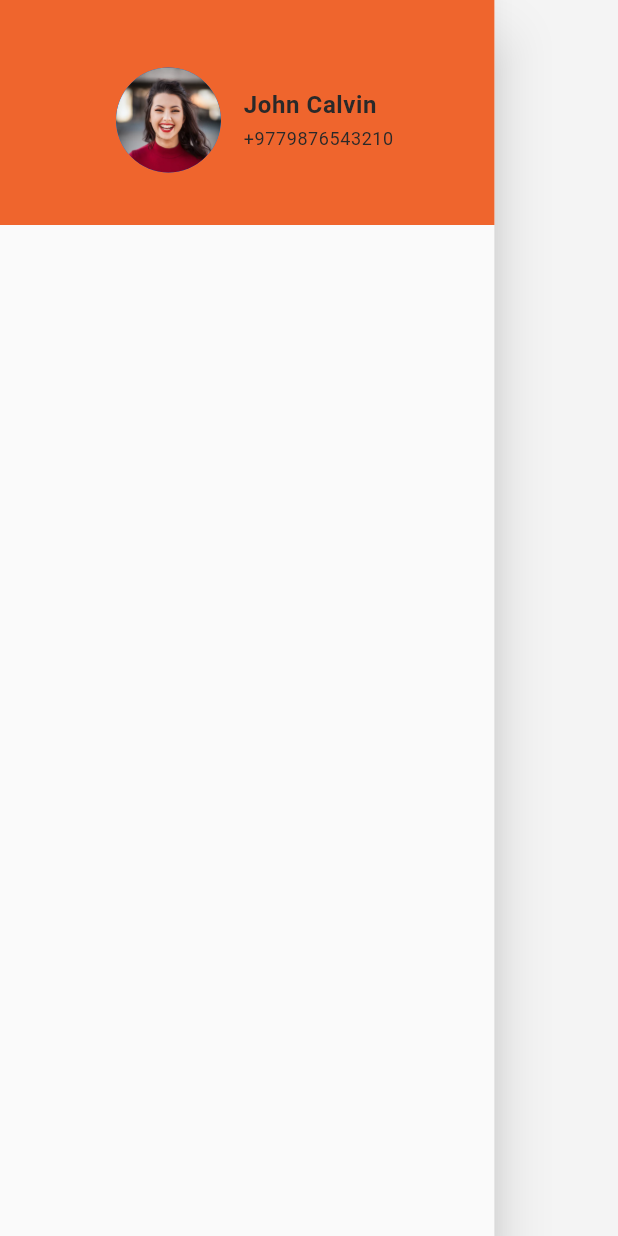
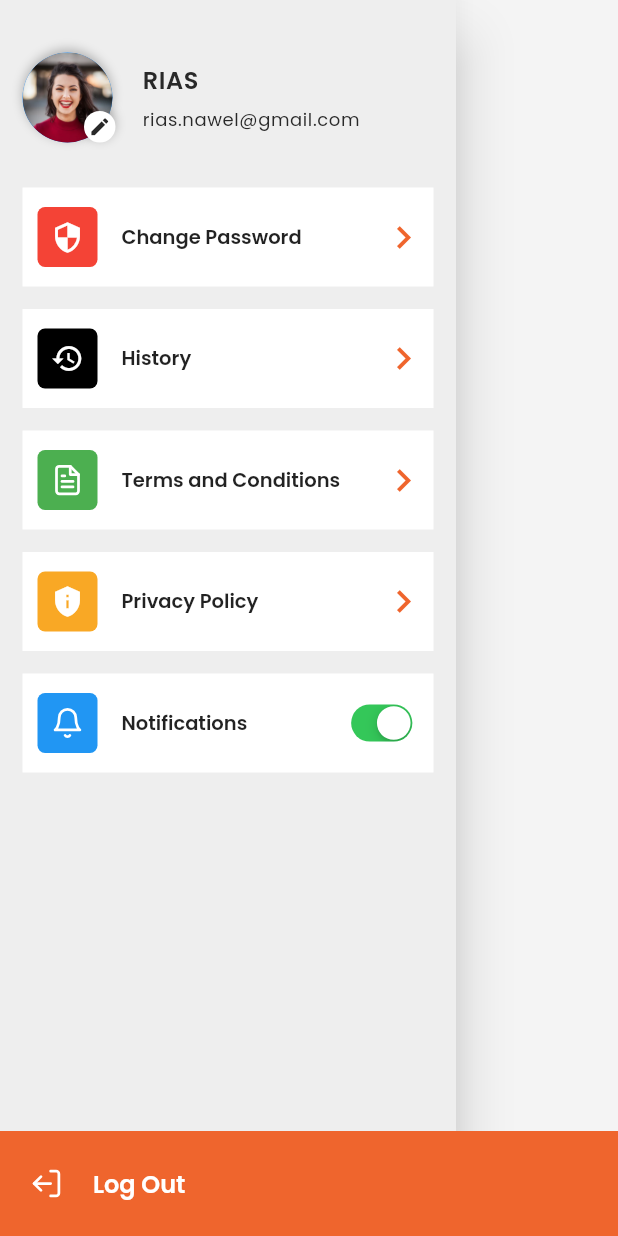
Before and after one commit to sachin-dahal/Flutter-Projects, a Flutter app: the MainDrawer screen opened directly, on a phone screen of 412 x 824 dp. Run offline on Flutter 3.47's test engine with Material 2 defaults, Android fonts, the phone set to English and light mode, and no system bars; our stand-ins replace contained_tab_bar_view, flutter_feather_icons, font_awesome_flutter, get, google_fonts, intl_phone_field; missing offline and left inert: fdottedline, solid_bottom_sheet.

Commit message:
drawer added

```diff
--- a/check_stack/lib/main.dart
+++ b/check_stack/lib/main.dart
@@ -14,6 +14,7 @@ class CheckStack extends StatelessWidget {
       theme: ThemeData(
         primaryColor: kPrimaryColor,
         scaffoldBackgroundColor: kBgColor2,
+        canvasColor: Colors.grey[200],
         textSelectionTheme: TextSelectionThemeData(
           cursorColor: kPrimaryColor,
         ),
--- /dev/null
+++ b/check_stack/lib/presentation/common_widgets/drawer_tile_widget.dart
@@ -0,0 +1,56 @@
+import 'package:flutter/material.dart';
+import 'package:font_awesome_flutter/font_awesome_flutter.dart';
+import 'package:google_fonts/google_fonts.dart';
+
+import '../../utility/colors.dart';
+
+class DrawerTile extends StatelessWidget {
+  final String title;
+  final Function onPressed;
+  final Color color;
+  final IconData icon;
+  final Widget trailing;
+
+  DrawerTile(
+      {@required this.title,
+      @required this.onPressed,
+      @required this.color,
+      @required this.icon,
+      this.trailing});
+
+  @override
+  Widget build(BuildContext context) {
+    return ClipRRect(
+      borderRadius: BorderRadius.circular(5.0),
+      child: ListTile(
+        tileColor: kBgColor1,
+        onTap: onPressed,
+        contentPadding:
+            EdgeInsets.only(left: 10.0, right: 5.0, top: 5.0, bottom: 5.0),
+        leading: Container(
+          height: 40.0,
+          width: 40.0,
+          decoration: BoxDecoration(
+              color: color, borderRadius: BorderRadius.circular(5.0)),
+          child: Icon(
+            icon,
+            color: Colors.white,
+            size: 22.0,
+          ),
+        ),
+        title: Text(
+          title,
+          style: GoogleFonts.poppins(
+              textStyle:
+                  TextStyle(fontSize: 13.0, fontWeight: FontWeight.w600)),
+        ),
+        trailing: trailing ??
+            Icon(
+              Icons.chevron_right,
+              color: kPrimaryColor,
+              size: 30,
+            ),
+      ),
+    );
+  }
+}
--- a/check_stack/lib/presentation/common_widgets/drawer_widget.dart
+++ b/check_stack/lib/presentation/common_widgets/drawer_widget.dart
@@ -1,37 +1,177 @@
+import 'dart:math' as math;
+
+import 'package:check_stack/presentation/common_widgets/drawer_tile_widget.dart';
 import 'package:check_stack/utility/colors.dart';
+import 'package:flutter/cupertino.dart';
 import 'package:flutter/material.dart';
-import 'package:get/get.dart';
+import 'package:flutter_feather_icons/flutter_feather_icons.dart';
+import 'package:google_fonts/google_fonts.dart';
 
-class MainDrawer extends StatelessWidget {
+import '../../utility/colors.dart';
+
+class MainDrawer extends StatefulWidget {
+  @override
+  _MainDrawerState createState() => _MainDrawerState();
+}
+
+class _MainDrawerState extends State<MainDrawer> {
+  bool _isOn = true;
+
   @override
   Widget build(BuildContext context) {
     return Container(
-      width: Get.width * 0.8,
-      child: Drawer(
+      width: 290.0,
+      child: Scaffold(
+        body: Drawer(
           child: ListView(
-          padding: EdgeInsets.zero,
+            padding: EdgeInsets.symmetric(horizontal: 15.0, vertical: 10.0),
             physics: BouncingScrollPhysics(),
             shrinkWrap: true,
             children: [
-            Container(
-              height: 150.0,
+              SizedBox(height: 25.0),
+              GestureDetector(
+                onTap: () {},
+                child: _buildTopProfilePanel(),
+              ),
+              SizedBox(height: 30.0),
+              DrawerTile(
+                title: "Change Password",
+                onPressed: () {},
+                color: Colors.red,
+                icon: Icons.security,
+              ),
+              SizedBox(height: 15.0),
+              DrawerTile(
+                title: "History",
+                onPressed: () {},
+                color: Colors.black,
+                icon: Icons.history,
+              ),
+              SizedBox(height: 15.0),
+              DrawerTile(
+                title: "Terms and Conditions",
+                onPressed: () {},
+                color: Colors.green,
+                icon: FeatherIcons.fileText,
+              ),
+              SizedBox(height: 15.0),
+              DrawerTile(
+                title: "Privacy Policy",
+                onPressed: () {},
+                color: Colors.yellow[800],
+                icon: Icons.privacy_tip,
+              ),
+              SizedBox(height: 15.0),
+              DrawerTile(
+                title: "Notifications",
+                onPressed: () {},
+                color: Colors.blue,
+                icon: FeatherIcons.bell,
+                trailing: Transform.scale(
+                    scale: 0.8,
+                    child: CupertinoSwitch(
+                      value: _isOn,
+                      onChanged: toggleSwitch,
+                    )),
+              ),
+              SizedBox(height: 10.0),
+            ],
+          ),
+        ),
+        bottomNavigationBar: GestureDetector(
+          onTap: () {},
+          child: Container(
+            height: 70.0,
             color: kPrimaryColor,
-              padding: EdgeInsets.only(top: 10.0, left: 10.0),
+            padding: EdgeInsets.symmetric(horizontal: 20.0),
             child: Row(
-                mainAxisAlignment: MainAxisAlignment.center,
+              mainAxisAlignment: MainAxisAlignment.start,
               children: [
-                  CircleAvatar(
-                    radius: 35,
-                    foregroundImage: AssetImage("images/person1.png"),
+                Transform.rotate(
+                    angle: 180 * math.pi / 180,
+                    child: Icon(
+                      FeatherIcons.logOut,
+                      color: kBgColor1,
+                      size: 22.0,
+                    )),
+                SizedBox(width: 20.0),
+                Text(
+                  "Log Out",
+                  style: GoogleFonts.poppins(
+                    textStyle: TextStyle(
+                      fontSize: 16.0,
+                      color: kBgColor1,
+                      fontWeight: FontWeight.w600,
                     ),
-                  SizedBox(width: 15.0),
-                  _buildUserDetailsPanel()
-                ],
                   ),
                 ),
               ],
             ),
           ),
+        ),
+      ),
+    );
+  }
+
+  void toggleSwitch(val) {
+    setState(() {
+      _isOn = val;
+    });
+  }
+
+  Row _buildTopProfilePanel() {
+    return Row(
+      mainAxisAlignment: MainAxisAlignment.start,
+      crossAxisAlignment: CrossAxisAlignment.center,
+      mainAxisSize: MainAxisSize.min,
+      children: [
+        Container(
+          child: Stack(
+            children: [
+              Container(width: 80.0),
+              Container(
+                decoration: BoxDecoration(
+                    color: Colors.white,
+                    borderRadius: BorderRadius.circular(80.0),
+                    boxShadow: [
+                      BoxShadow(
+                        color: Colors.black26,
+                        offset: Offset(0, -2),
+                        blurRadius: 5.0,
+                      )
+                    ]),
+                child: CircleAvatar(
+                  radius: 30.0,
+                  backgroundImage: AssetImage("images/person1.png"),
+                ),
+              ),
+              Positioned(
+                right: 18,
+                bottom: 0,
+                child: Container(
+                  padding: EdgeInsets.all(3),
+                  decoration: BoxDecoration(
+                      color: Colors.white,
+                      borderRadius: BorderRadius.circular(80.0),
+                      boxShadow: [
+                        BoxShadow(
+                          color: Colors.black26,
+                          offset: Offset(0, -2),
+                          blurRadius: 5.0,
+                        )
+                      ]),
+                  child: Icon(
+                    Icons.edit,
+                    size: 15.0,
+                    color: kTextColor1,
+                  ),
+                ),
+              )
+            ],
+          ),
+        ),
+        _buildUserDetailsPanel(),
+      ],
     );
   }
 
@@ -41,23 +181,24 @@ class MainDrawer extends StatelessWidget {
       mainAxisAlignment: MainAxisAlignment.center,
       children: [
         Text(
-          "John Calvin",
-          style: TextStyle(
+          "RIAS",
+          style: GoogleFonts.poppins(
+              textStyle: TextStyle(
             color: kTextColor1,
             fontSize: 16.0,
             fontWeight: FontWeight.w600,
             letterSpacing: 0.4,
-          ),
+          )),
         ),
         SizedBox(height: 6.0),
-        Text(
-          "+9779876543210",
-          style: TextStyle(
+        Text("rias.nawel@gmail.com",
+            style: GoogleFonts.poppins(
+              textStyle: TextStyle(
                 color: kTextColor1,
                 fontSize: 12.0,
                 letterSpacing: 0.4,
               ),
-        ),
+            )),
       ],
     );
   }
--- a/check_stack/lib/presentation/screens/homepage/view/cheque_homepage.dart
+++ b/check_stack/lib/presentation/screens/homepage/view/cheque_homepage.dart
@@ -112,7 +112,7 @@ class ChequePage extends StatelessWidget {
             ],
           ),
           TextButton(
-            onPressed: _key.currentState.openEndDrawer,
+            onPressed: () => _key.currentState.openEndDrawer(),
             child: Container(
               height: 20,
               child: Image(
```
Lines whose indentation alone changed are shown as unchanged.
